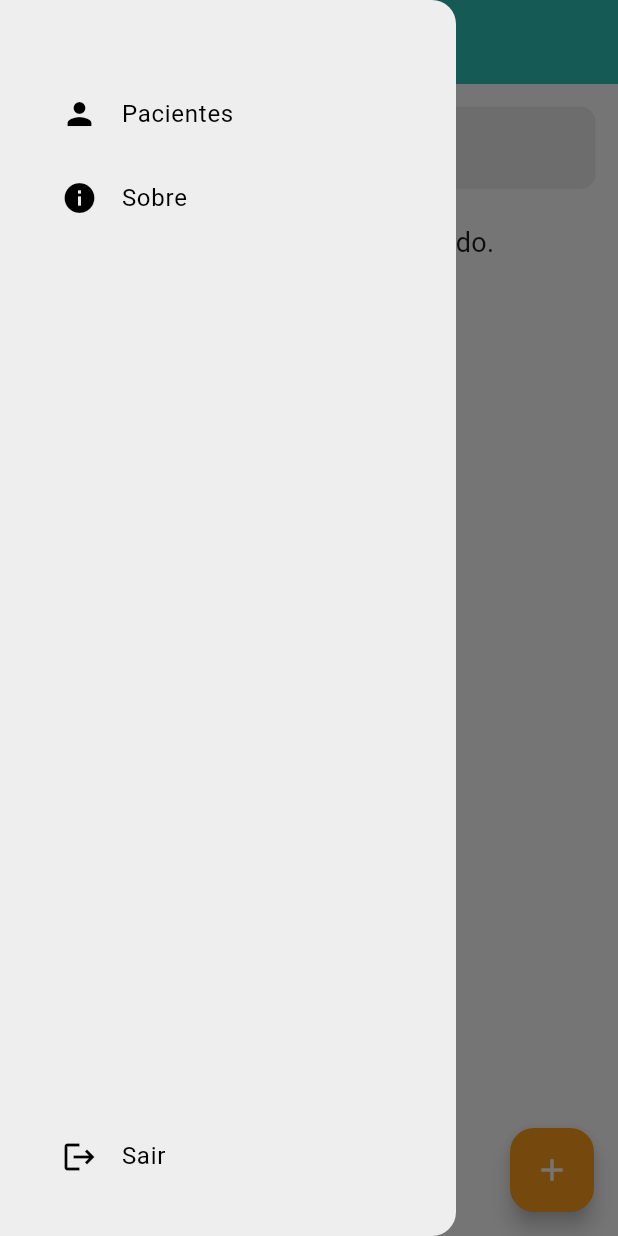
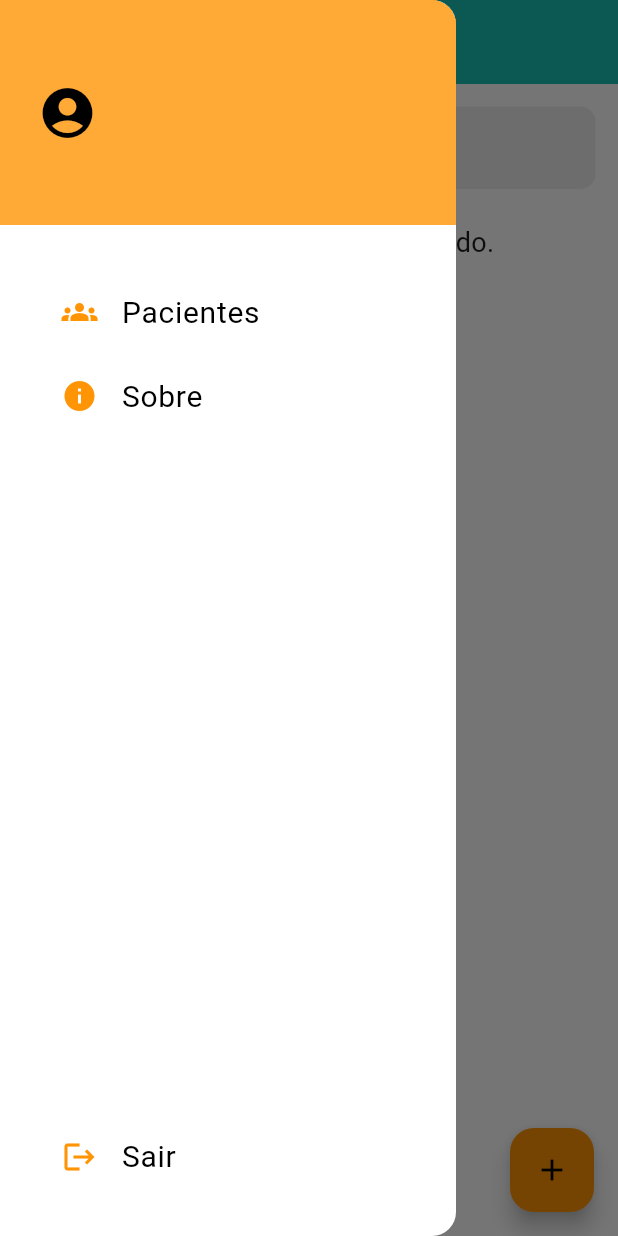
Before and after one commit to isadora-vieira-ramos/clini_dor, a Flutter app: the screen it shows once a user with an empty profile is signed in, after a tap on the "menu" icon, on a phone screen of 412 x 824 dp. Run offline on Flutter 3.47's test engine with Material 3 defaults, Android fonts, the phone set to English and light mode, and no system bars; our stand-ins replace firebase_auth, firebase_core, flutter_dotenv, go_router, google_fonts; accounts and stored records are empty; generated files the repository leaves out were written again; network calls fail.

Commit message:
Color changes

```diff
--- a/lib/components/floating_button.dart
+++ b/lib/components/floating_button.dart
@@ -9,7 +9,7 @@ class FloatingButton extends StatelessWidget {
     return FloatingActionButton(
       onPressed: onTap,
       backgroundColor:  Theme.of(context).colorScheme.tertiary,
-      child: const Icon(Icons.add, color: Colors.white),
+      child: const Icon(Icons.add, color: Colors.black),
     );
   }
 }
--- a/lib/main.dart
+++ b/lib/main.dart
@@ -1,6 +1,7 @@
 import 'package:clini_dor/models/patients.dart';
 import 'package:clini_dor/pages/auth_page.dart';
 import 'package:clini_dor/pages/intro_page.dart';
+import 'package:clini_dor/pages/login_page.dart';
 import 'package:flutter/material.dart';
 import 'package:flutter_localizations/flutter_localizations.dart';
 import 'package:firebase_core/firebase_core.dart';
@@ -36,9 +37,9 @@ class MyApp extends StatelessWidget {
         debugShowCheckedModeBanner: false,
         theme: theme.copyWith(
           colorScheme: theme.colorScheme.copyWith(
-            primary: const Color(0xff2ec4b6),
-            secondary: Colors.white,
-            tertiary: const Color(0xffff9f1c)
+            primary: const Color(0xff17c3b2),
+            secondary: Color(0xff800e13),
+            tertiary: const Color(0xffff9505),
           )
         ),
         home: const AuthPage(),
--- a/lib/pages/home_page.dart
+++ b/lib/pages/home_page.dart
@@ -1,7 +1,9 @@
 import 'package:clini_dor/pages/about_page.dart';
 import 'package:clini_dor/pages/intro_page.dart';
 import 'package:clini_dor/pages/patient/patient_list_page.dart';
+import 'package:clini_dor/utils/ColorUtils.dart';
 import 'package:firebase_auth/firebase_auth.dart';
+import 'package:firebase_core/firebase_core.dart';
 import 'package:flutter/material.dart';
 import 'package:google_fonts/google_fonts.dart';
 
@@ -43,7 +45,7 @@ class _HomePageState extends State<HomePage> {
           style: GoogleFonts.josefinSans(
             textStyle: const TextStyle(
               fontSize: 25,
-              color: Colors.white
+              color: Colors.black
             )
           )
         ),
@@ -56,37 +58,81 @@ class _HomePageState extends State<HomePage> {
               padding: EdgeInsets.only(left:12),
               child: Icon(
                 Icons.menu,
-                color: Colors.white
+                color: Colors.black
               ),
             )
           )
         ),
       ),
       drawer: Drawer(
-        backgroundColor: Colors.grey[200],
+        backgroundColor: Colors.white,
         child: Column(
           mainAxisAlignment: MainAxisAlignment.spaceBetween,
           children: [
             Column(
               children: [
-                const SizedBox(height: 48),
+                Container(
+                  width: double.infinity,
+                  height: 150,
+                  decoration: BoxDecoration(
+                    color: ColorUtils.getMaterialColor(Theme.of(context).colorScheme.tertiary).shade700
+                  ),
+                  child: Row(
+                    mainAxisAlignment: MainAxisAlignment.start,
+                    crossAxisAlignment: CrossAxisAlignment.center,
+                    children: [
+                      const Padding(
+                        padding: EdgeInsets.only(left:25.0),
+                        child: Icon(Icons.account_circle, color: Colors.black, size: 40),
+                      ),
+                      Padding(
+                        padding: const EdgeInsets.only(left: 15.0),
+                        child: Column(
+                          mainAxisAlignment: MainAxisAlignment.center,
+                          crossAxisAlignment: CrossAxisAlignment.start,
+                          children: [
+                            if(FirebaseAuth.instance.currentUser!.displayName != null)...[
+                              Text(
+                                FirebaseAuth.instance.currentUser!.displayName!,
+                                style: const TextStyle(
+                                  color:  Colors.black,
+                                  fontSize: 22
+                                )
+                              )
+                            ],
+                            if(FirebaseAuth.instance.currentUser!.email != null)...[
+                              Text(
+                                FirebaseAuth.instance.currentUser!.email!,
+                                style: const TextStyle(
+                                  color: Colors.black,
+                                  fontSize: 15
+                                )
+                              ),
+                            ]
+                          ],
+                        ),
+                      )
+                    ],
+                  ),
+                ),
+                const SizedBox(height: 30),
                 GestureDetector(
                   onTap: () => navigateBar(0),
-                  child: const Padding(
-                    padding: EdgeInsets.only(left: 25.0),
+                  child: Padding(
+                    padding: const EdgeInsets.only(left: 25.0),
                     child: ListTile(
-                      leading: Icon(Icons.person, color: Colors.black),
-                      title: Text('Pacientes', style: TextStyle(color: Colors.black),),
+                      leading: Icon(Icons.groups, color: Theme.of(context).colorScheme.tertiary),
+                      title: const Text('Pacientes', style: TextStyle(color: Colors.black, fontSize: 20),),
                     ),
                   ),
                 ),
                 GestureDetector(
                   onTap: () => navigateBar(1),
-                  child: const Padding(
-                    padding: EdgeInsets.only(left: 25.0),
+                  child: Padding(
+                    padding: const EdgeInsets.only(left: 25.0),
                     child: ListTile(
-                      leading: Icon(Icons.info, color: Colors.black),
-                      title: Text('Sobre', style: TextStyle(color: Colors.black),),
+                      leading: Icon(Icons.info, color:  Theme.of(context).colorScheme.tertiary),
+                      title: const Text('Sobre', style: TextStyle(color: Colors.black, fontSize: 20),),
                     ),
                   ),
                 ),
@@ -94,11 +140,11 @@ class _HomePageState extends State<HomePage> {
             ),
             GestureDetector(
               onTap: signUserOut,
-              child: const Padding(
+              child: Padding(
                 padding: EdgeInsets.only(left: 25.0, bottom:25.0),
                 child: ListTile(
-                  leading: Icon(Icons.logout, color: Colors.black),
-                  title: Text('Sair', style: TextStyle(color: Colors.black),),
+                  leading: Icon(Icons.logout, color: Theme.of(context).colorScheme.tertiary),
+                  title: Text('Sair', style: TextStyle(color: Colors.black, fontSize: 20),),
                 ),
               ),
             )
--- a/lib/pages/intro_page.dart
+++ b/lib/pages/intro_page.dart
@@ -10,7 +10,7 @@ class IntroPage extends StatelessWidget {
   @override
   Widget build(BuildContext context) {
     return Scaffold(
-      backgroundColor: Theme.of(context).colorScheme.secondary,
+      backgroundColor: Theme.of(context).colorScheme.tertiary,
       body: Center(
         child: Padding(
           padding: const EdgeInsets.symmetric(horizontal: 25.0),
@@ -73,7 +73,7 @@ class IntroPage extends StatelessWidget {
                             'ACESSAR',
                             style: GoogleFonts.josefinSans(
                               textStyle: TextStyle(
-                                color: Theme.of(context).colorScheme.onSecondary,
+                                color: Theme.of(context).colorScheme.tertiary,
                               ),
                               fontWeight: FontWeight.bold,
                               fontSize: 20,
--- a/lib/pages/login_or_signin_page.dart
+++ b/lib/pages/login_or_signin_page.dart
@@ -20,7 +20,7 @@ class _LoginOrSignInPageState extends State<LoginOrSignInPage> {
 
   @override
   Widget build(BuildContext context) {
-    if(!showLoginPage){
+    if(showLoginPage){
       return LoginPage(
         onTap: togglePages
       );
--- a/lib/pages/login_page.dart
+++ b/lib/pages/login_page.dart
@@ -4,6 +4,7 @@ import 'package:clini_dor/components/standard_textfield.dart';
 import 'package:clini_dor/pages/auth_page.dart';
 import 'package:clini_dor/pages/home_page.dart';
 import 'package:clini_dor/pages/signin_page.dart';
+import 'package:clini_dor/utils/ColorUtils.dart';
 import 'package:firebase_auth/firebase_auth.dart';
 import 'package:firebase_core/firebase_core.dart';
 import 'package:flutter/material.dart';
@@ -61,6 +62,7 @@ class _LoginPageState extends State<LoginPage> {
           });
         }
       }catch (e){
+        Navigator.pop(context);
         setState(() {
          errorMessage = "Credenciais inválidas";
         });
@@ -147,7 +149,7 @@ class _LoginPageState extends State<LoginPage> {
                                   'ENTRAR',
                                   style: GoogleFonts.josefinSans(
                                     textStyle: TextStyle(
-                                      color: Theme.of(context).colorScheme.onSecondary,
+                                      color: ColorUtils.getMaterialColor(Colors.black).shade600,
                                       fontWeight: FontWeight.bold,
                                       fontSize: 20,
                                     )
--- a/lib/pages/patient/register_or_edit_patient_page.dart
+++ b/lib/pages/patient/register_or_edit_patient_page.dart
@@ -202,13 +202,13 @@ class _RegisterOrEditPatientPageState extends State<RegisterOrEditPatientPage> {
       appBar: AppBar(
         backgroundColor: Theme.of(context).colorScheme.primary,
         elevation: 0,
-        foregroundColor: Colors.white,
+        foregroundColor: Colors.black,
         title: Text(
           editingPatient? "Editar Paciente": "Novo Paciente",
           style: GoogleFonts.josefinSans(
             textStyle: const TextStyle(
               fontSize: 20,
-              color: Colors.white
+              color: Colors.black
             )
           ),
         ),
--- a/lib/pages/questionnaire_page.dart
+++ b/lib/pages/questionnaire_page.dart
@@ -243,7 +243,7 @@ class _QuestionnairePageState extends State<QuestionnairePage> {
           style: GoogleFonts.josefinSans(
             textStyle: const TextStyle(
               fontSize: 20,
-              color: Colors.white
+              color: Colors.black
             )
           ),
         ),
```
